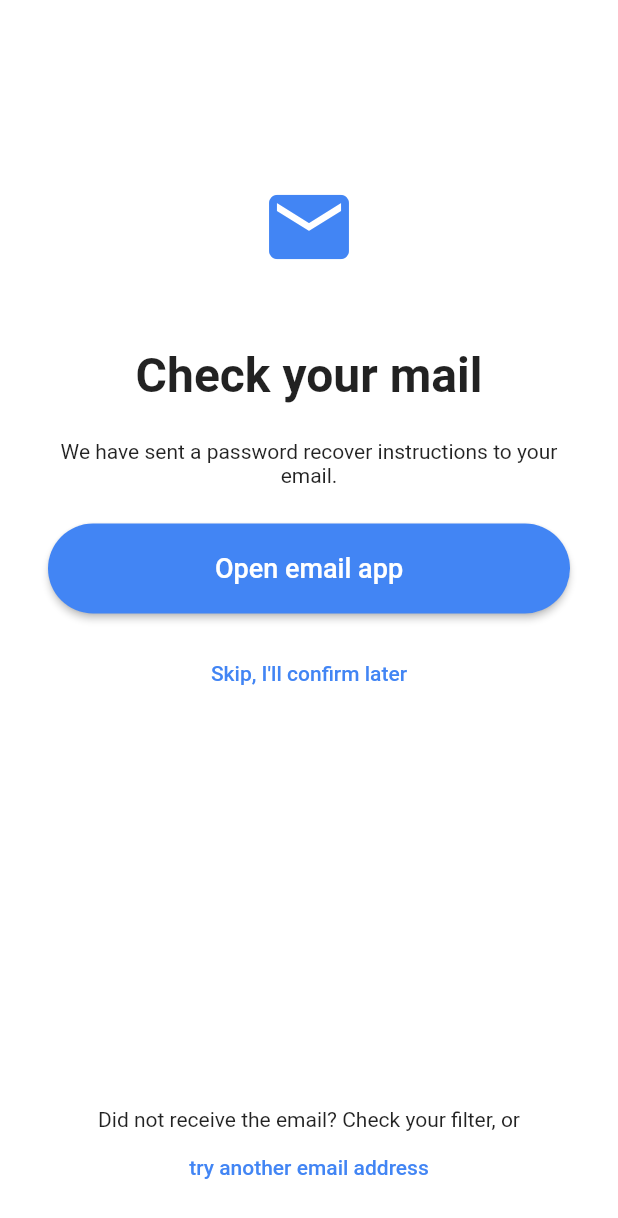
After one commit to OsamaBinNaughty-hub/Road2Faith, a Flutter app: the ForgotPasswordPage screen opened by its route, after a tap on "Send Instructions", on a phone screen of 412 x 824 dp. The commit adds this screen. Shown: the top 1218 px of the screen. Run offline on Flutter 3.47's test engine with Material 2 defaults, Android fonts, the phone set to English and light mode, and no system bars; our stand-ins replace get_it.

Commit message:
Fixed routes of landing page

```diff
--- a/lib/main.dart
+++ b/lib/main.dart
@@ -1,8 +1,11 @@
 import 'package:flutter/material.dart';
 import 'package:road_2_faith/locator.dart';
+import 'package:road_2_faith/view/page/confirm_forgot_password_page.dart';
+import 'package:road_2_faith/view/page/forgot_password_page.dart';
 import 'package:road_2_faith/view/page/landing_page.dart';
 import 'file:///C:/Users/dries/OneDrive/Documenten/apps/road_2_faith/lib/view/page/splash_page.dart';
 import 'package:road_2_faith/view/page/main_page.dart';
+import 'package:road_2_faith/view/page/sign_up_page.dart';
 
 void main() {
   setupLocator();
@@ -25,6 +28,9 @@ class MyApp extends StatelessWidget {
         ),
         "/landing": (context) => Landing(),
         "/main": (context) => MainPage(),
+        "/signUp": (context) => SignUpPage(),
+        "/forgotpassword": (context) => ForgotPasswordPage(),
+        "/confirmforgotpassword": (context) => ConfirmForgotPasswordPage(),
       },
     );
   }
--- /dev/null
+++ b/lib/view/page/confirm_forgot_password_page.dart
@@ -0,0 +1,146 @@
+import 'package:flutter/material.dart';
+import 'package:flutter/services.dart';
+import 'package:road_2_faith/controller/page/landing_page_controller.dart';
+import 'package:road_2_faith/view/page/forgot_password_page.dart';
+import 'package:road_2_faith/view/page/landing_page.dart';
+import 'package:road_2_faith/view/widget/base_view.dart';
+import 'package:road_2_faith/view/widget/landing_big_button.dart';
+
+class ConfirmForgotPasswordPage extends StatefulWidget {
+  @override
+  _ConfirmForgotPasswordPageState createState() => _ConfirmForgotPasswordPageState();
+}
+
+class _ConfirmForgotPasswordPageState extends State<ConfirmForgotPasswordPage> {
+  @override
+  Widget build(BuildContext context) {
+    return BaseView<LandingController>(
+      onControllerReady: (controller){
+
+      },
+      builder: (context, controller, child){
+        return Scaffold(
+          body: AnnotatedRegion<SystemUiOverlayStyle>(
+            value: SystemUiOverlayStyle.light,
+            child: GestureDetector(
+              onTap: () => FocusScope.of(context).unfocus(),
+              child: Stack(
+                children: [
+                  Container(
+                    height: double.infinity,
+                    width: double.infinity,
+                    decoration: BoxDecoration(
+                      color: Colors.white,
+                    ),
+                  ),
+                  Container(
+                    height: double.infinity,
+                    child: SingleChildScrollView(
+                      physics: AlwaysScrollableScrollPhysics(),
+                      padding: EdgeInsets.fromLTRB(0, 15.0, 0, 30.0),
+                      child: Padding(
+                        padding: const EdgeInsets.fromLTRB(32, 104, 32, 16),
+                        child: Column(
+                          mainAxisAlignment: MainAxisAlignment.center,
+                          crossAxisAlignment: CrossAxisAlignment.center,
+                          children: [
+                            Column(
+                              crossAxisAlignment: CrossAxisAlignment.center,
+                              children: [
+                                Icon(
+                                  Icons.email,
+                                  color: Color(0xff4285F4),
+                                  size: 64.0,
+                                ),
+                                SizedBox(height: 48.0,),
+                                Row(
+                                  mainAxisAlignment: MainAxisAlignment.center,
+                                  children: [
+                                    Text(
+                                      "Check your mail",
+                                      textAlign: TextAlign.center,
+                                      style: TextStyle(
+                                        fontWeight: FontWeight.bold,
+                                        fontSize: 32.0,
+                                      ),
+                                    ),
+                                  ],
+                                ),
+                                SizedBox(height: 24.0,),
+                                Container(
+                                  width: 350,
+                                  child: Text(
+                                    "We have sent a password recover instructions to your email.",
+                                    textAlign: TextAlign.center,
+                                  ),
+                                ),
+                                SizedBox(height: 24.0,),
+                                LandingBigButton(
+                                  title: "Open email app",
+                                  //TODO: Send email with instructions + temporary widget screen??
+                                  onPressed: (){},
+                                ),
+                                SizedBox(height: 16.0,),
+                                Row(
+                                  mainAxisAlignment: MainAxisAlignment.center,
+                                  children: [
+                                    TextButton(
+                                      child: Text(
+                                        "Skip, I'll confirm later",
+                                        style: TextStyle(
+                                          color: Color(0xff4285F4),
+                                        ),
+                                      ),
+                                      onPressed: (){
+                                        Navigator.push(
+                                          context,
+                                          MaterialPageRoute(
+                                              builder: (context) => Landing()
+                                          ),
+                                        );
+                                      },
+                                    ),
+                                  ],
+                                ),
+                                SizedBox(height: 265.0,),
+                                Text(
+                                  "Did not receive the email? Check your filter, or",
+                                ),
+                                Row(
+                                  mainAxisAlignment: MainAxisAlignment.center,
+                                  children: [
+
+                                    TextButton(
+                                      child: Text(
+                                        "try another email address",
+                                        style: TextStyle(
+                                          color: Color(0xff4285F4),
+                                        ),
+                                      ),
+                                      onPressed: (){
+                                        Navigator.push(
+                                          context,
+                                          MaterialPageRoute(
+                                              builder: (context) => ForgotPasswordPage()
+                                          ),
+                                        );
+                                      },
+                                    ),
+                                  ],
+                                ),
+                              ],
+                            ),
+                          ],
+                        ),
+                      ),
+                    ),
+                  ),
+                ],
+              ),
+            ),
+          ),
+        );
+      },
+    );
+  }
+}
--- a/lib/view/page/forgot_password_page.dart
+++ b/lib/view/page/forgot_password_page.dart
@@ -1,6 +1,7 @@
 import 'package:flutter/material.dart';
 import 'package:flutter/services.dart';
 import 'package:road_2_faith/controller/page/landing_page_controller.dart';
+import 'package:road_2_faith/view/page/confirm_forgot_password_page.dart';
 import 'package:road_2_faith/view/widget/base_view.dart';
 import 'package:road_2_faith/view/widget/landing_big_button.dart';
 import 'package:road_2_faith/view/widget/landing_text_field.dart';
@@ -62,6 +63,7 @@ class _ForgotPasswordPageState extends State<ForgotPasswordPage> {
                                   fontFamily: "Playfair",
                                   fontSize: 45.0,
                                   color: "4285F4",
+                                  crossAxisAlignment: CrossAxisAlignment.start,
                                 ),
                                 SizedBox(height: 24.0,),
                                 Container(
@@ -79,8 +81,8 @@ class _ForgotPasswordPageState extends State<ForgotPasswordPage> {
                                 SizedBox(height: 24.0,),
                                 LandingBigButton(
                                   title: "Send Instructions",
-                                  //TODO: Send email with instructions + temporary widget screen??
-                                  onPressed: (){},
+                                  //TODO: Send email with instructions
+                                  onPressed: () => Navigator.popAndPushNamed(context, "/confirmforgotpassword"),
                                 ),
                               ],
                             ),
--- a/lib/view/widget/landing_title.dart
+++ b/lib/view/widget/landing_title.dart
@@ -8,6 +8,7 @@ class LandingTitle extends StatefulWidget {
     this.fontFamily,
     this.fontSize,
     this.color,
+    this.crossAxisAlignment,
   });
 
   final String first;
@@ -16,6 +17,7 @@ class LandingTitle extends StatefulWidget {
   final String fontFamily;
   final double fontSize;
   final String color;
+  final CrossAxisAlignment crossAxisAlignment;
 
   @override
   _LandingTitleState createState() => _LandingTitleState();
@@ -43,7 +45,7 @@ class _LandingTitleState extends State<LandingTitle> {
     assert(c2 is int);
 
     return Column(
-      crossAxisAlignment: CrossAxisAlignment.start,
+      crossAxisAlignment: widget.crossAxisAlignment,
       children: [
         Text(
           widget.first,
```
Also changed, not shown: lib/view/page/landing_page.dart (+11 -62 lines), lib/view/page/sign_up_page.dart (added, +137 -0 lines), lib/view/widget/landing_bottom_text.dart (+3 -15 lines).
